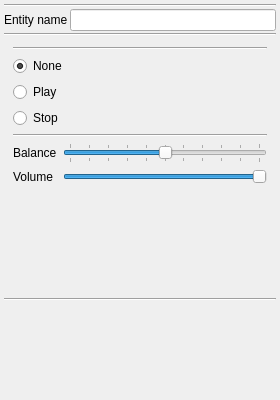
Before: the Qt Designer form forms/EntitySettingWidget.ui in AndreyTulyakov/LightRabbit-Clipsed, drawn with Qt 5.
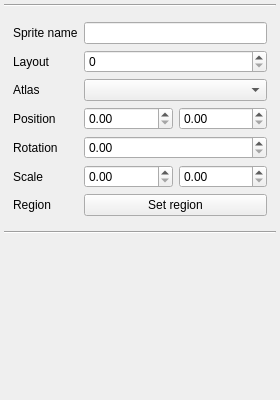
After: the same form once the commit is applied. The open tabs and pages were chosen to show the change.

The edit to the form file:
```diff
--- a/forms/EntitySettingWidget.ui
+++ b/forms/EntitySettingWidget.ui
@@ -34,45 +34,21 @@
   <property name="autoFillBackground">
    <bool>true</bool>
   </property>
-  <layout class="QVBoxLayout" name="verticalLayout">
-   <property name="spacing">
-    <number>2</number>
-   </property>
+  <layout class="QGridLayout" name="gridLayout_2">
    <property name="margin">
     <number>4</number>
    </property>
-   <item>
-    <widget class="Line" name="line">
+   <item row="2" column="0">
+    <widget class="Line" name="line_5">
      <property name="orientation">
       <enum>Qt::Horizontal</enum>
      </property>
     </widget>
    </item>
-   <item>
-    <layout class="QHBoxLayout" name="horizontalLayout">
-     <item>
-      <widget class="QLabel" name="label">
-       <property name="text">
-        <string>Entity name</string>
-       </property>
-      </widget>
-     </item>
-     <item>
-      <widget class="QLineEdit" name="lineEdit"/>
-     </item>
-    </layout>
-   </item>
-   <item>
-    <widget class="Line" name="line_2">
-     <property name="orientation">
-      <enum>Qt::Horizontal</enum>
-     </property>
-    </widget>
-   </item>
-   <item>
+   <item row="1" column="0">
     <widget class="QStackedWidget" name="stackedProperties">
      <property name="sizePolicy">
-      <sizepolicy hsizetype="Maximum" vsizetype="Minimum">
+      <sizepolicy hsizetype="Minimum" vsizetype="Minimum">
        <horstretch>0</horstretch>
        <verstretch>0</verstretch>
       </sizepolicy>
@@ -84,67 +60,51 @@
       <enum>QFrame::NoFrame</enum>
      </property>
      <property name="currentIndex">
-      <number>1</number>
+      <number>0</number>
      </property>
      <widget class="QWidget" name="spriteSetting">
       <layout class="QGridLayout" name="gridLayout">
-       <item row="3" column="1">
+       <item row="4" column="1">
         <layout class="QHBoxLayout" name="horizontalLayout_2">
          <item>
-          <widget class="QDoubleSpinBox" name="doubleSpinBox"/>
+          <widget class="QDoubleSpinBox" name="sPositionX"/>
          </item>
          <item>
-          <widget class="QDoubleSpinBox" name="doubleSpinBox_2"/>
+          <widget class="QDoubleSpinBox" name="sPositionY"/>
          </item>
         </layout>
        </item>
-       <item row="6" column="1">
+       <item row="7" column="1">
         <layout class="QHBoxLayout" name="horizontalLayout_3">
          <item>
-          <widget class="QDoubleSpinBox" name="doubleSpinBox_4"/>
+          <widget class="QDoubleSpinBox" name="sScaleX"/>
          </item>
          <item>
-          <widget class="QDoubleSpinBox" name="doubleSpinBox_5"/>
+          <widget class="QDoubleSpinBox" name="sScaleY"/>
          </item>
         </layout>
        </item>
-       <item row="8" column="1">
-        <spacer name="verticalSpacer">
-         <property name="orientation">
-          <enum>Qt::Vertical</enum>
-         </property>
-         <property name="sizeHint" stdset="0">
-          <size>
-           <width>20</width>
-           <height>40</height>
-          </size>
-         </property>
-        </spacer>
-       </item>
-       <item row="1" column="0">
+       <item row="2" column="0">
         <widget class="QLabel" name="label_5">
          <property name="text">
           <string>Atlas</string>
          </property>
         </widget>
        </item>
-       <item row="5" column="1">
-        <widget class="QDoubleSpinBox" name="doubleSpinBox_3"/>
+       <item row="6" column="1">
+        <widget class="QDoubleSpinBox" name="sRotation"/>
        </item>
-       <item row="6" column="0">
+       <item row="7" column="0">
         <widget class="QLabel" name="label_6">
          <property name="text">
           <string>Scale</string>
          </property>
         </widget>
        </item>
-       <item row="1" column="1">
-        <widget class="QComboBox" name="comboBox"/>
-       </item>
        <item row="2" column="1">
-        <widget class="QSpinBox" name="spinBox"/>
+        <widget class="QComboBox" name="comboAtlas"/>
        </item>
-       <item row="3" column="0">
+       <item row="4" column="0">
         <widget class="QLabel" name="label_2">
          <property name="maximumSize">
           <size>
@@ -157,34 +117,21 @@
          </property>
         </widget>
        </item>
-       <item row="7" column="0">
+       <item row="8" column="0">
         <widget class="QLabel" name="label_7">
          <property name="text">
           <string>Region</string>
          </property>
         </widget>
        </item>
-       <item row="7" column="1">
-        <widget class="QPushButton" name="pushButton">
+       <item row="8" column="1">
+        <widget class="QPushButton" name="setRegion">
          <property name="text">
           <string>Set region</string>
          </property>
         </widget>
        </item>
-       <item row="2" column="0">
-        <widget class="QLabel" name="label_3">
-         <property name="maximumSize">
-          <size>
-           <width>80</width>
-           <height>16777215</height>
-          </size>
-         </property>
-         <property name="text">
-          <string>Layout</string>
-         </property>
-        </widget>
-       </item>
-       <item row="5" column="0">
+       <item row="6" column="0">
         <widget class="QLabel" name="label_4">
          <property name="maximumSize">
           <size>
@@ -197,49 +144,21 @@
          </property>
         </widget>
        </item>
-      </layout>
-     </widget>
-     <widget class="QWidget" name="textSetting">
-      <layout class="QGridLayout" name="gridLayout_3">
-       <item row="0" column="1">
-        <layout class="QHBoxLayout" name="horizontalLayout_4">
-         <item>
-          <widget class="QDoubleSpinBox" name="doubleSpinBox_6"/>
-         </item>
-         <item>
-          <widget class="QDoubleSpinBox" name="doubleSpinBox_7"/>
-         </item>
-        </layout>
-       </item>
-       <item row="2" column="0">
-        <widget class="QLabel" name="label_12">
-         <property name="text">
-          <string>Allignment</string>
-         </property>
-        </widget>
-       </item>
-       <item row="4" column="1">
-        <widget class="QTextEdit" name="textEdit">
-         <property name="enabled">
-          <bool>false</bool>
-         </property>
-         <property name="maximumSize">
-          <size>
-           <width>16777215</width>
-           <height>100</height>
-          </size>
-         </property>
-        </widget>
-       </item>
-       <item row="1" column="0">
-        <widget class="QLabel" name="label_11">
-         <property name="text">
-          <string>Rotation</string>
-         </property>
-        </widget>
-       </item>
        <item row="0" column="0">
-        <widget class="QLabel" name="label_10">
+        <widget class="QLabel" name="label">
+         <property name="text">
+          <string>Sprite name</string>
+         </property>
+        </widget>
+       </item>
+       <item row="0" column="1">
+        <widget class="QLineEdit" name="spriteName"/>
+       </item>
+       <item row="1" column="1">
+        <widget class="QSpinBox" name="spriteLayout"/>
+       </item>
+       <item row="1" column="0">
+        <widget class="QLabel" name="label_3">
          <property name="maximumSize">
           <size>
            <width>80</width>
@@ -247,162 +166,15 @@
           </size>
          </property>
          <property name="text">
-          <string>Position</string>
+          <string>Layout</string>
          </property>
         </widget>
        </item>
-       <item row="2" column="1">
-        <layout class="QVBoxLayout" name="verticalLayout_3">
-         <item>
-          <widget class="QComboBox" name="comboBox_2"/>
-         </item>
-         <item>
-          <widget class="QComboBox" name="comboBox_3"/>
-         </item>
-        </layout>
-       </item>
-       <item row="1" column="1">
-        <widget class="QDoubleSpinBox" name="doubleSpinBox_8"/>
-       </item>
-       <item row="3" column="0">
-        <widget class="QCheckBox" name="checkBox">
-         <property name="text">
-          <string>Edit text</string>
-         </property>
-        </widget>
-       </item>
       </layout>
      </widget>
-     <widget class="QWidget" name="soundSetting">
-      <layout class="QVBoxLayout" name="verticalLayout_2">
-       <item>
-        <widget class="Line" name="line_4">
-         <property name="orientation">
-          <enum>Qt::Horizontal</enum>
-         </property>
-        </widget>
-       </item>
-       <item>
-        <widget class="QRadioButton" name="radioButton">
-         <property name="text">
-          <string>None</string>
-         </property>
-         <property name="checked">
-          <bool>true</bool>
-         </property>
-        </widget>
-       </item>
-       <item>
-        <widget class="QRadioButton" name="radioButton_2">
-         <property name="text">
-          <string>Play</string>
-         </property>
-        </widget>
-       </item>
-       <item>
-        <widget class="QRadioButton" name="radioButton_3">
-         <property name="text">
-          <string>Stop</string>
-         </property>
-        </widget>
-       </item>
-       <item>
-        <widget class="Line" name="line_3">
-         <property name="orientation">
-          <enum>Qt::Horizontal</enum>
-         </property>
-        </widget>
-       </item>
-       <item>
-        <layout class="QGridLayout" name="gridLayout_2">
-         <item row="0" column="0">
-          <widget class="QLabel" name="label_8">
-           <property name="text">
-            <string>Balance</string>
-           </property>
-          </widget>
-         </item>
-         <item row="0" column="1">
-          <widget class="QSlider" name="horizontalSlider">
-           <property name="maximumSize">
-            <size>
-             <width>16777215</width>
-             <height>20</height>
-            </size>
-           </property>
-           <property name="maximum">
-            <number>100</number>
-           </property>
-           <property name="singleStep">
-            <number>1</number>
-           </property>
-           <property name="value">
-            <number>50</number>
-           </property>
-           <property name="tracking">
-            <bool>true</bool>
-           </property>
-           <property name="orientation">
-            <enum>Qt::Horizontal</enum>
-           </property>
-           <property name="invertedAppearance">
-            <bool>false</bool>
-           </property>
-           <property name="invertedControls">
-            <bool>false</bool>
-           </property>
-           <property name="tickPosition">
-            <enum>QSlider::TicksBothSides</enum>
-           </property>
-          </widget>
-         </item>
-         <item row="1" column="0">
-          <widget class="QLabel" name="label_9">
-           <property name="text">
-            <string>Volume</string>
-           </property>
-          </widget>
-         </item>
-         <item row="1" column="1">
-          <widget class="QSlider" name="horizontalSlider_2">
-           <property name="maximum">
-            <number>100</number>
-           </property>
-           <property name="value">
-            <number>100</number>
-           </property>
-           <property name="orientation">
-            <enum>Qt::Horizontal</enum>
-           </property>
-          </widget>
-         </item>
-        </layout>
-       </item>
-       <item>
-        <spacer name="verticalSpacer_2">
-         <property name="orientation">
-          <enum>Qt::Vertical</enum>
-         </property>
-         <property name="sizeHint" stdset="0">
-          <size>
-           <width>20</width>
-           <height>40</height>
-          </size>
-         </property>
-        </spacer>
-       </item>
-      </layout>
-     </widget>
     </widget>
    </item>
-   <item>
-    <widget class="Line" name="line_5">
-     <property name="orientation">
-      <enum>Qt::Horizontal</enum>
-     </property>
-    </widget>
-   </item>
-   <item>
+   <item row="3" column="0">
     <spacer name="verticalSpacer_3">
      <property name="orientation">
       <enum>Qt::Vertical</enum>
@@ -415,6 +187,13 @@
      </property>
     </spacer>
    </item>
+   <item row="0" column="0">
+    <widget class="Line" name="line_2">
+     <property name="orientation">
+      <enum>Qt::Horizontal</enum>
+     </property>
+    </widget>
+   </item>
   </layout>
  </widget>
  <resources/>
```
